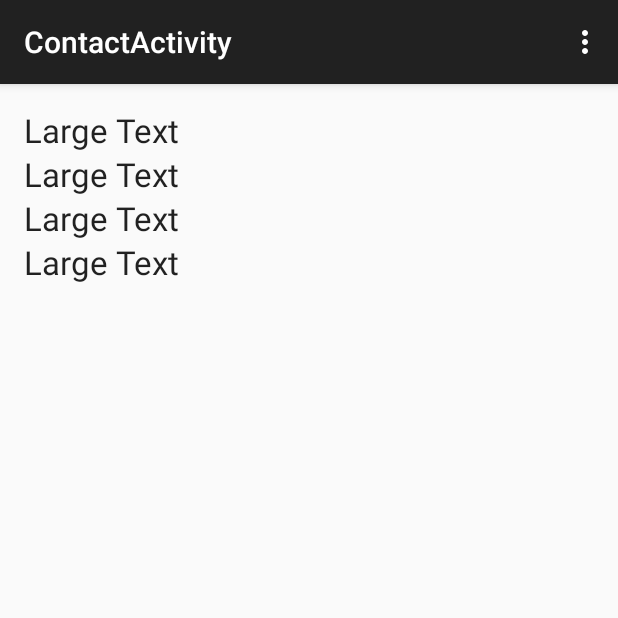
After one commit to techger/memorize-en, an Android app: the ContactActivity screen opened directly, with no data from a screen before it, on a phone screen of 412 x 824 dp, the top half of it. The commit adds this screen. Run offline under Robolectric (Android 15) with nearby library versions, the phone set to English and light mode, and no system bars.

Commit message:
холбоо барих activity үүсгэв

```diff
--- a/app/src/main/AndroidManifest.xml
+++ b/app/src/main/AndroidManifest.xml
@@ -99,6 +99,10 @@
             android:name=".WebActivity"
             android:label="@string/title_activity_web" >
         </activity>
+        <activity
+            android:name=".ContactActivity"
+            android:label="@string/title_activity_contact" >
+        </activity>
     </application>
 
 </manifest>
--- /dev/null
+++ b/app/src/main/java/com/memorize/ContactActivity.java
@@ -0,0 +1,37 @@
+package com.memorize;
+
+import android.support.v7.app.AppCompatActivity;
+import android.os.Bundle;
+import android.view.Menu;
+import android.view.MenuItem;
+
+public class ContactActivity extends AppCompatActivity {
+
+    @Override
+    protected void onCreate(Bundle savedInstanceState) {
+        super.onCreate(savedInstanceState);
+        setContentView(R.layout.activity_contact);
+    }
+
+    @Override
+    public boolean onCreateOptionsMenu(Menu menu) {
+        // Inflate the menu; this adds items to the action bar if it is present.
+        getMenuInflater().inflate(R.menu.menu_contact, menu);
+        return true;
+    }
+
+    @Override
+    public boolean onOptionsItemSelected(MenuItem item) {
+        // Handle action bar item clicks here. The action bar will
+        // automatically handle clicks on the Home/Up button, so long
+        // as you specify a parent activity in AndroidManifest.xml.
+        int id = item.getItemId();
+
+        //noinspection SimplifiableIfStatement
+        if (id == R.id.action_settings) {
+            return true;
+        }
+
+        return super.onOptionsItemSelected(item);
+    }
+}
--- a/app/src/main/java/com/memorize/SettingsFragment.java
+++ b/app/src/main/java/com/memorize/SettingsFragment.java
@@ -92,11 +92,11 @@ public class SettingsFragment extends Fragment {
                 }
             }
         });
-        lockScreenEnable = (ToggleButton)rootView.findViewById(R.id.lockScreenEnable);
+        lockScreenEnable = (ToggleButton) rootView.findViewById(R.id.lockScreenEnable);
         lockScreenEnable.setOnCheckedChangeListener(new CompoundButton.OnCheckedChangeListener() {
             @Override
             public void onCheckedChanged(CompoundButton buttonView, boolean isChecked) {
-                if (isChecked){
+                if (isChecked) {
                     getActivity().startService(new Intent(getActivity(), LockService.class));
                     preferences.edit().putBoolean(LOCKSCREEN_ENABLE, true).commit();
                 } else {
--- /dev/null
+++ b/app/src/main/res/layout/activity_contact.xml
@@ -0,0 +1,48 @@
+<RelativeLayout xmlns:android="http://schemas.android.com/apk/res/android"
+    xmlns:tools="http://schemas.android.com/tools" android:layout_width="match_parent"
+    android:layout_height="match_parent" android:paddingLeft="@dimen/activity_horizontal_margin"
+    android:paddingRight="@dimen/activity_horizontal_margin"
+    android:paddingTop="@dimen/activity_vertical_margin"
+    android:paddingBottom="@dimen/activity_vertical_margin"
+    tools:context="com.memorize.ContactActivity">
+
+    <TextView
+        android:layout_width="wrap_content"
+        android:layout_height="wrap_content"
+        android:textAppearance="?android:attr/textAppearanceLarge"
+        android:text="Large Text"
+        android:id="@+id/textView2"
+        android:layout_alignParentTop="true"
+        android:layout_alignParentLeft="true"
+        android:layout_alignParentStart="true" />
+
+    <TextView
+        android:layout_width="wrap_content"
+        android:layout_height="wrap_content"
+        android:textAppearance="?android:attr/textAppearanceLarge"
+        android:text="Large Text"
+        android:id="@+id/textView3"
+        android:layout_below="@+id/textView2"
+        android:layout_alignParentLeft="true"
+        android:layout_alignParentStart="true" />
+
+    <TextView
+        android:layout_width="wrap_content"
+        android:layout_height="wrap_content"
+        android:textAppearance="?android:attr/textAppearanceLarge"
+        android:text="Large Text"
+        android:id="@+id/textView4"
+        android:layout_below="@+id/textView3"
+        android:layout_alignParentLeft="true"
+        android:layout_alignParentStart="true" />
+
+    <TextView
+        android:layout_width="wrap_content"
+        android:layout_height="wrap_content"
+        android:textAppearance="?android:attr/textAppearanceLarge"
+        android:text="Large Text"
+        android:id="@+id/textView5"
+        android:layout_below="@+id/textView4"
+        android:layout_alignParentLeft="true"
+        android:layout_alignParentStart="true" />
+</RelativeLayout>
--- /dev/null
+++ b/app/src/main/res/menu/menu_contact.xml
@@ -0,0 +1,6 @@
+<menu xmlns:android="http://schemas.android.com/apk/res/android"
+    xmlns:app="http://schemas.android.com/apk/res-auto"
+    xmlns:tools="http://schemas.android.com/tools" tools:context="com.memorize.ContactActivity">
+    <item android:id="@+id/action_settings" android:title="@string/action_settings"
+        android:orderInCategory="100" app:showAsAction="never" />
+</menu>
--- a/app/src/main/res/values/strings.xml
+++ b/app/src/main/res/values/strings.xml
@@ -19,4 +19,5 @@
 
     <string name="hello_world">Hello world!</string>
     <string name="title_activity_web">Web</string>
+    <string name="title_activity_contact">ContactActivity</string>
 </resources>
```
